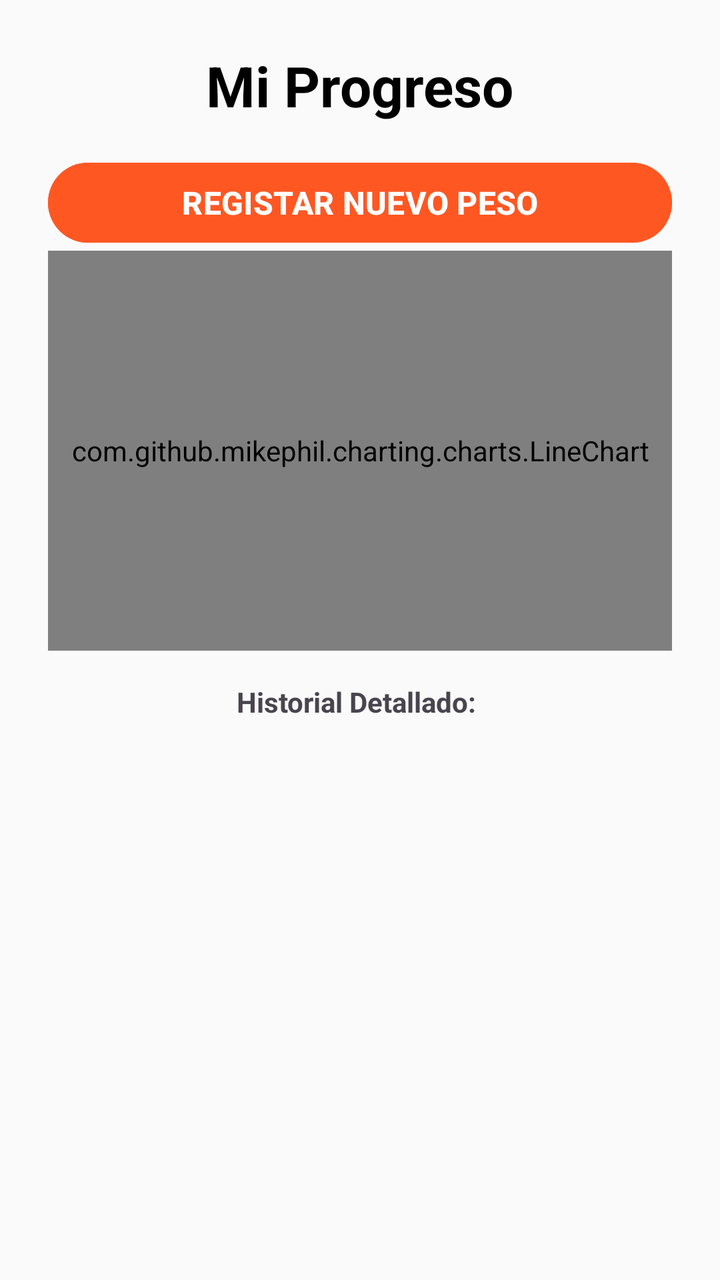
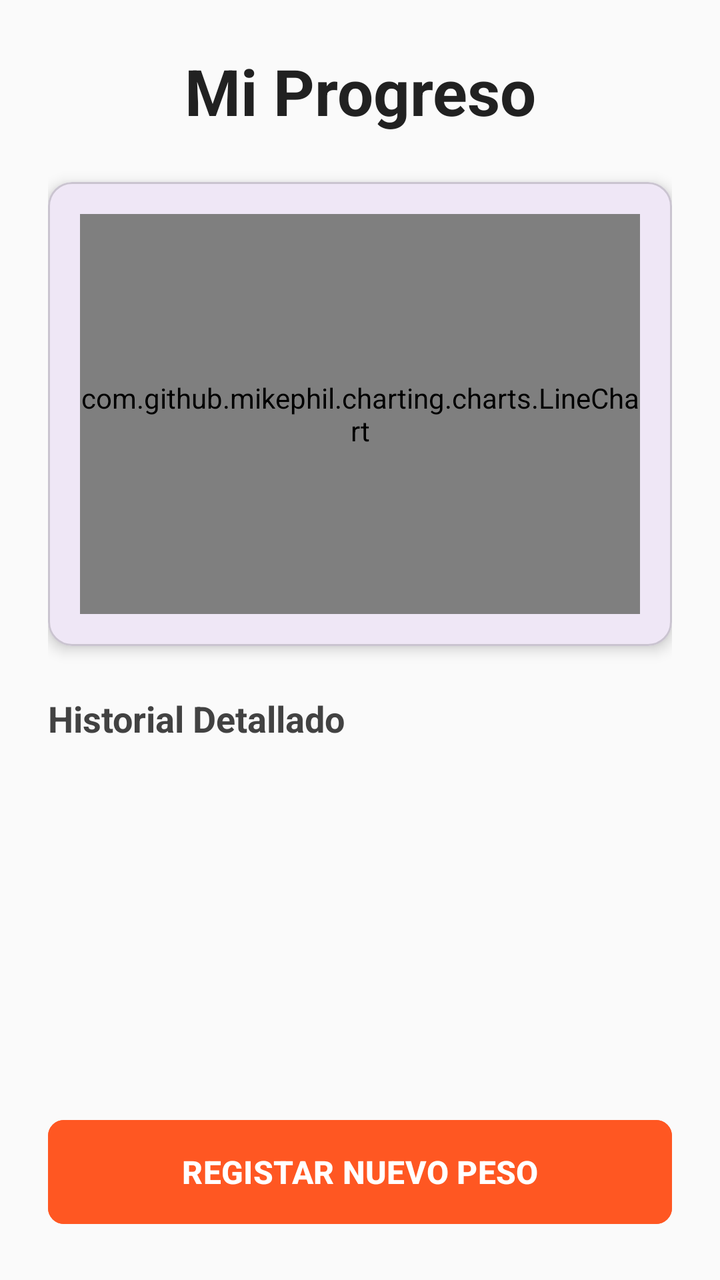

An Android layout rendered at two revisions. The XML below is the earlier revision; the diff shows what the commit changed to produce the second picture.
<!-- AndroidManifest.xml: application theme Theme.Aplicacion -->
<!-- res/layout/activity_medidas.xml -->
<?xml version="1.0" encoding="utf-8"?>
<LinearLayout xmlns:android="http://schemas.android.com/apk/res/android"
    android:layout_width="match_parent"
    android:layout_height="match_parent"
    android:orientation="vertical"
    android:padding="24dp"
    android:gravity="center_horizontal"
    android:background="#FAFAFA">




    <TextView
        android:layout_width="wrap_content"
        android:layout_height="wrap_content"
        android:text="Mi Progreso"
        android:textSize="28sp"
        android:textStyle="bold"
        android:textColor="#000000"
        android:layout_marginBottom="16dp"/>
    <Button
        android:layout_width="match_parent"
        android:layout_height="wrap_content"
        android:id="@+id/btnIrNuevaMedida"
        android:text="REGISTAR NUEVO PESO"
        android:textSize="16sp"
        android:textStyle="bold"
        android:backgroundTint="#FF5722"/>

    <com.github.mikephil.charting.charts.LineChart
        android:id="@+id/graficaPeso"
        android:layout_width="match_parent"
        android:layout_height="200dp"
        android:layout_marginBottom="16dp"/>

    <TextView
        android:layout_width="wrap_content"
        android:layout_height="wrap_content"
        android:text="Historial Detallado: "
        android:textStyle="bold"
        android:layout_marginBottom="8dp"/>

    <ListView
        android:id="@+id/lvHistorialMedidas"
        android:layout_width="match_parent"
        android:layout_height="0dp"
        android:layout_weight="1"
        android:divider="#E0E0E0"
        android:dividerHeight="1dp"/>




</LinearLayout>
<!-- resources referenced by this layout -->
<resources>
  <style name="Theme.Aplicacion" parent="Base.Theme.Aplicacion" />
  <style name="Base.Theme.Aplicacion" parent="Theme.Material3.DayNight.NoActionBar">
          
          
      </style>
</resources>

<!-- the commit's change to res/layout/activity_medidas.xml (unified diff, before → after) -->
@@ -1,54 +1,92 @@
-<?xml version="1.0" encoding="utf-8"?>
+<?xml version="1.0" encoding="UTF-8" ?>
 <LinearLayout xmlns:android="http://schemas.android.com/apk/res/android"
+    xmlns:app="http://schemas.android.com/apk/res-auto"
     android:layout_width="match_parent"
     android:layout_height="match_parent"
     android:orientation="vertical"
     android:padding="24dp"
-    android:gravity="center_horizontal"
     android:background="#FAFAFA">
 
+    
+    <TextView
+        android:layout_width="match_parent"
+        android:layout_height="wrap_content"
+        android:text="Mi Progreso"
+        android:textSize="32sp"
+        android:textStyle="bold"
+        android:textColor="#212121"
+        android:gravity="center_horizontal"
+        android:layout_marginBottom="24dp"/>
 
+    
+    <com.google.android.material.card.MaterialCardView
+        android:layout_width="match_parent"
+        android:layout_height="wrap_content"
+        app:cardCornerRadius="12dp"
+        app:cardElevation="4dp"
+        android:layout_marginBottom="24dp">
 
+        <LinearLayout
+            android:layout_width="match_parent"
+            android:layout_height="wrap_content"
+            android:orientation="vertical"
+            android:padding="16dp">
+            <com.github.mikephil.charting.charts.LineChart
+                android:layout_width="match_parent"
+                android:layout_height="200dp"
+                android:id="@+id/graficaPeso"/>
+        </LinearLayout>
+    </com.google.android.material.card.MaterialCardView>
 
+    
     <TextView
+        android:layout_width="match_parent"
+        android:layout_height="wrap_content"
+        android:text="Historial Detallado"
+        android:textSize="18sp"
+        android:textStyle="bold"
+        android:textColor="#424242"
+        android:layout_marginBottom="12dp"/>
+
+    
+    <ProgressBar
         android:layout_width="wrap_content"
         android:layout_height="wrap_content"
-        android:text="Mi Progreso"
-        android:textSize="28sp"
-        android:textStyle="bold"
-        android:textColor="#000000"
-        android:layout_marginBottom="16dp"/>
-    <Button
+        android:id="@+id/progressBarMedidas"
+        android:layout_gravity="center"
+        android:visibility="gone"/>
+
+    
+    <TextView
         android:layout_width="match_parent"
         android:layout_height="wrap_content"
+        android:id="@+id/tvEmptyState"
+        android:text="Aún no hay medidas registradas"
+        android:textAlignment="center"
+        android:textColor="#757575"
+        android:textStyle="italic"
+        android:visibility="gone"
+        android:layout_marginTop="20dp"/>
+
+    
+    <ListView
+        android:layout_width="match_parent"
+        android:layout_height="0dp"
+        android:id="@+id/lvHistorialMedidas"
+        android:layout_weight="1"
+        android:divider="#E0E0E0"
+        android:dividerHeight="1dp"
+        android:layout_marginBottom="16dp"/>
+
+    
+    <com.google.android.material.button.MaterialButton
+        android:layout_width="match_parent"
+        android:layout_height="60dp"
         android:id="@+id/btnIrNuevaMedida"
         android:text="REGISTAR NUEVO PESO"
         android:textSize="16sp"
         android:textStyle="bold"
-        android:backgroundTint="#FF5722"/>
-
-    <com.github.mikephil.charting.charts.LineChart
-        android:id="@+id/graficaPeso"
-        android:layout_width="match_parent"
-        android:layout_height="200dp"
-        android:layout_marginBottom="16dp"/>
-
-    <TextView
-        android:layout_width="wrap_content"
-        android:layout_height="wrap_content"
-        android:text="Historial Detallado: "
-        android:textStyle="bold"
-        android:layout_marginBottom="8dp"/>
-
-    <ListView
-        android:id="@+id/lvHistorialMedidas"
-        android:layout_width="match_parent"
-        android:layout_height="0dp"
-        android:layout_weight="1"
-        android:divider="#E0E0E0"
-        android:dividerHeight="1dp"/>
-
-
-
+        android:backgroundTint="#FF5722"
+        app:cornerRadius="8dp"/>
 
 </LinearLayout>
